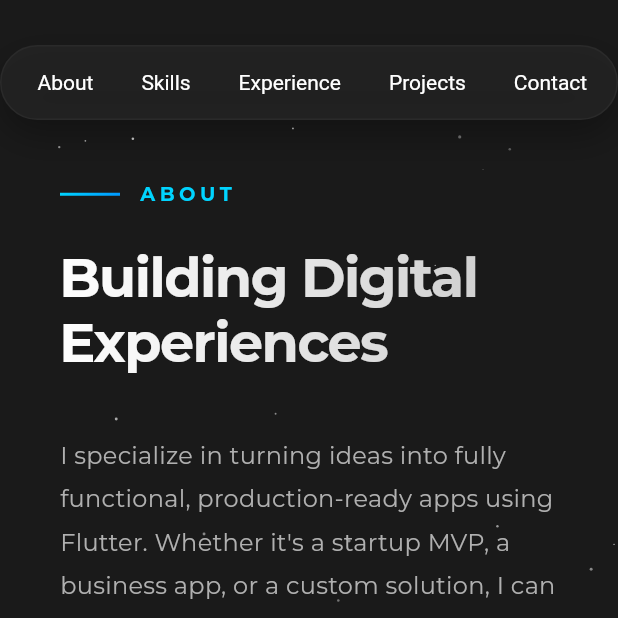
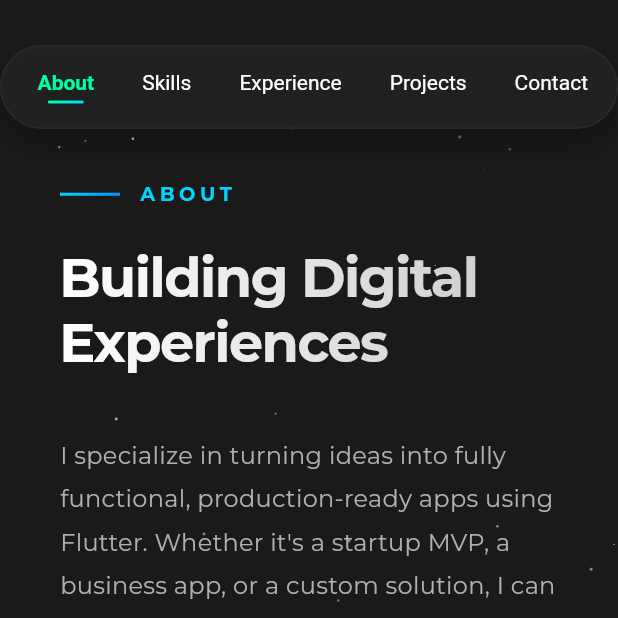
Before and after one commit to ajeyy7/flutter_web_portfolio, a Flutter app: the screen it shows after launch, scrolled down 576 dp, after a tap on "About", on a phone screen of 412 x 824 dp, the top half of it. Run offline on Flutter 3.47's test engine with Material 3 defaults, Android fonts, the phone set to English and light mode, and no system bars; our stand-ins replace flutter_svg.

Commit message:
feat: Enhance navigation by updating active section state and improving NavBar item highlighting

```diff
--- a/lib/features/home/home.dart
+++ b/lib/features/home/home.dart
@@ -17,6 +17,7 @@ class HomeScreen extends StatefulWidget {
 class _HomeScreenState extends State<HomeScreen> {
   final ScrollController _scrollController = ScrollController();
   bool _showNavbar = false;
+  String _activeSection = 'About';
 
   // Section keys for navigation
   final GlobalKey _aboutKey = GlobalKey();
@@ -34,7 +35,42 @@ class _HomeScreenState extends State<HomeScreen> {
       } else if (_scrollController.offset <= 100 && _showNavbar) {
         setState(() => _showNavbar = false);
       }
+      _updateActiveSection();
     });
+  }
+
+  void _updateActiveSection() {
+    final screenHeight = MediaQuery.of(context).size.height;
+
+    // Get positions of all sections
+    final sections = {
+      'About': _aboutKey,
+      'Skills': _skillsKey,
+      'Experience': _experienceKey,
+      'Projects': _projectsKey,
+      'Contact': _contactKey,
+    };
+
+    String? newActiveSection;
+
+    for (var entry in sections.entries) {
+      final context = entry.value.currentContext;
+      if (context != null) {
+        final box = context.findRenderObject() as RenderBox?;
+        if (box != null) {
+          final position = box.localToGlobal(Offset.zero).dy;
+          // Check if section is in viewport (with some offset for better UX)
+          if (position <= screenHeight * 0.4 && position >= -box.size.height + screenHeight * 0.4) {
+            newActiveSection = entry.key;
+            break;
+          }
+        }
+      }
+    }
+
+    if (newActiveSection != null && newActiveSection != _activeSection) {
+      setState(() => _activeSection = newActiveSection!);
+    }
   }
 
   void _scrollToSection(GlobalKey key) {
@@ -80,6 +116,7 @@ class _HomeScreenState extends State<HomeScreen> {
               left: 0,
               right: 0,
               child: NavBar(
+                activeSection: _activeSection,
                 onAboutTap: () => _scrollToSection(_aboutKey),
                 onSkillsTap: () => _scrollToSection(_skillsKey),
                 onExperienceTap: () => _scrollToSection(_experienceKey),
--- a/lib/shared/navbar.dart
+++ b/lib/shared/navbar.dart
@@ -1,5 +1,6 @@
 import 'package:flutter/material.dart';
 class NavBar extends StatelessWidget {
+  final String activeSection;
   final VoidCallback onAboutTap;
   final VoidCallback onSkillsTap;
   final VoidCallback onExperienceTap;
@@ -8,6 +9,7 @@ class NavBar extends StatelessWidget {
 
   const NavBar({
     super.key,
+    required this.activeSection,
     required this.onAboutTap,
     required this.onSkillsTap,
     required this.onExperienceTap,
@@ -35,15 +37,15 @@ class NavBar extends StatelessWidget {
         child: Row(
           mainAxisSize: MainAxisSize.min,
           children: [
-            _NavItem(label: 'About', onTap: onAboutTap),
+            _NavItem(label: 'About', onTap: onAboutTap, isActive: activeSection == 'About'),
             const SizedBox(width: 32),
-            _NavItem(label: 'Skills', onTap: onSkillsTap),
+            _NavItem(label: 'Skills', onTap: onSkillsTap, isActive: activeSection == 'Skills'),
             const SizedBox(width: 32),
-            _NavItem(label: 'Experience', onTap: onExperienceTap),
+            _NavItem(label: 'Experience', onTap: onExperienceTap, isActive: activeSection == 'Experience'),
             const SizedBox(width: 32),
-            _NavItem(label: 'Projects', onTap: onProjectsTap),
+            _NavItem(label: 'Projects', onTap: onProjectsTap, isActive: activeSection == 'Projects'),
             const SizedBox(width: 32),
-            _NavItem(label: 'Contact', onTap: onContactTap),
+            _NavItem(label: 'Contact', onTap: onContactTap, isActive: activeSection == 'Contact'),
           ],
         ),
       ),
@@ -54,8 +56,13 @@ class NavBar extends StatelessWidget {
 class _NavItem extends StatefulWidget {
   final String label;
   final VoidCallback onTap;
+  final bool isActive;
 
-  const _NavItem({required this.label, required this.onTap});
+  const _NavItem({
+    required this.label,
+    required this.onTap,
+    required this.isActive,
+  });
 
   @override
   State<_NavItem> createState() => _NavItemState();
@@ -66,20 +73,39 @@ class _NavItemState extends State<_NavItem> {
 
   @override
   Widget build(BuildContext context) {
+    final isHighlighted = widget.isActive || _isHovered;
+
     return MouseRegion(
       cursor: SystemMouseCursors.click,
       onEnter: (_) => setState(() => _isHovered = true),
       onExit: (_) => setState(() => _isHovered = false),
       child: GestureDetector(
         onTap: widget.onTap,
-        child: AnimatedDefaultTextStyle(
-          duration: const Duration(milliseconds: 200),
-          style: TextStyle(
-            color: _isHovered ? const Color(0xFF00FFA3) : Colors.white,
-            fontSize: 14,
-            fontWeight: _isHovered ? FontWeight.w600 : FontWeight.w400,
-          ),
-          child: Text(widget.label),
+        child: Column(
+          mainAxisSize: MainAxisSize.min,
+          children: [
+            AnimatedDefaultTextStyle(
+              duration: const Duration(milliseconds: 200),
+              style: TextStyle(
+                color: isHighlighted ? const Color(0xFF00FFA3) : Colors.white,
+                fontSize: 14,
+                fontWeight: isHighlighted ? FontWeight.w600 : FontWeight.w400,
+              ),
+              child: Text(widget.label),
+            ),
+            const SizedBox(height: 4),
+            AnimatedContainer(
+              duration: const Duration(milliseconds: 200),
+              height: 2,
+              width: widget.isActive ? 24 : 0,
+              decoration: BoxDecoration(
+                gradient: const LinearGradient(
+                  colors: [Color(0xFF00FFA3), Color(0xFF00D9FF)],
+                ),
+                borderRadius: BorderRadius.circular(2),
+              ),
+            ),
+          ],
         ),
       ),
     );
```
